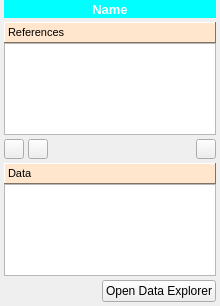
Old version of the form spinetoolbox/ui/subwindow_data_store.ui in the repository spine-tools/Spine-Toolbox.
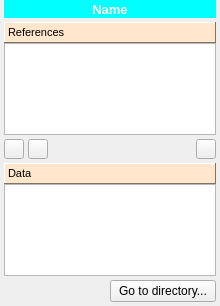
New version of the form. Icons and pictures are not drawn.

Commit message: Issue #68 updated: add class DataTreeView(QTreeVIew) to handle drag and drop events. - The two features requested seem to work fine, it probably requires some testing.

The edit to the form file:
```diff
--- a/spinetoolbox/ui/subwindow_data_store.ui
+++ b/spinetoolbox/ui/subwindow_data_store.ui
@@ -1238,7 +1238,7 @@
           <string>&lt;html&gt;&lt;head/&gt;&lt;body&gt;&lt;p&gt;Open data objects in Spine Data Explorer&lt;/p&gt;&lt;/body&gt;&lt;/html&gt;</string>
          </property>
          <property name="text">
-          <string>Open Data Explorer</string>
+          <string>Go to directory...</string>
          </property>
         </widget>
        </item>
```
The commit also changes 11 other files.
